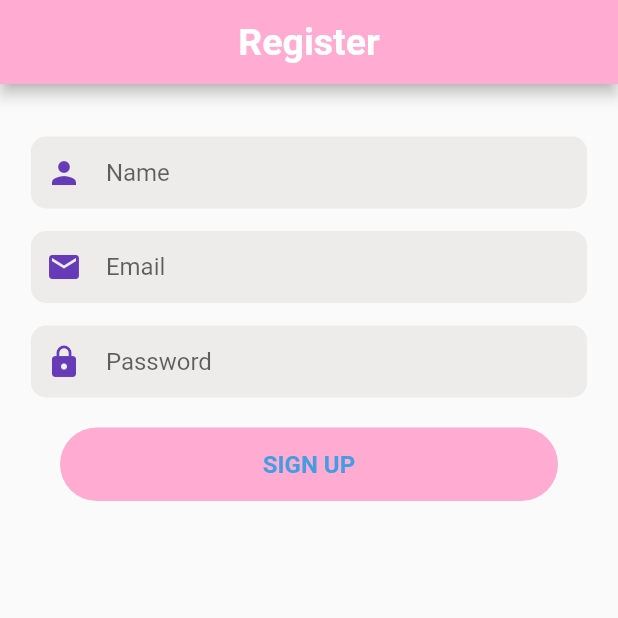
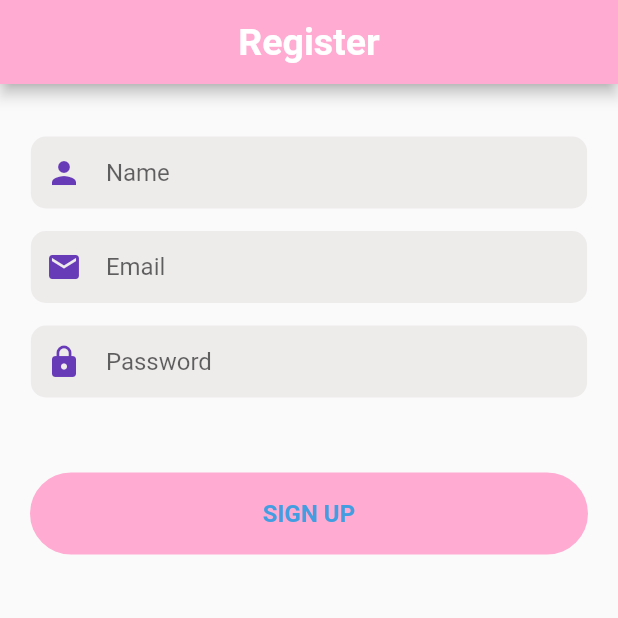
Before and after one commit to nnaaaa/DisneyChatApp, a Flutter app: the screen it shows after launch, on a phone screen of 412 x 824 dp, the top half of it. Run offline on Flutter 3.47's test engine with Material 2 defaults, Android fonts, the phone set to English and light mode, and no system bars; Roboto replaces fonts that are missing (Poppins).

Commit message:
demo resize scale

```diff
--- a/lib/main.dart
+++ b/lib/main.dart
@@ -1,6 +1,5 @@
 import 'package:flutter/material.dart';
-import './styles/color.dart' show CustomColor;
-// import './test.dart';
+import 'package:disneymobile/styles/color.dart';
 import './screens/authenticate/register/register.dart' show Register;
 
 void main() {
--- a/lib/screens/authenticate/register/register.dart
+++ b/lib/screens/authenticate/register/register.dart
@@ -13,6 +13,7 @@ class Register extends StatefulWidget {
 class _RegisterState extends State<Register> {
   @override
   Widget build(BuildContext context) {
+
     return Scaffold(
       resizeToAvoidBottomInset: false,
       appBar: AppBar(
--- a/lib/screens/authenticate/widgets/button.dart
+++ b/lib/screens/authenticate/widgets/button.dart
@@ -16,14 +16,17 @@ class CustomButton extends StatelessWidget {
 
   @override
   Widget build(BuildContext context) {
+    final double resizeScreensWidth = MediaQuery.of(context).size.width / 375;
+    final double resizeScreensHeight = MediaQuery.of(context).size.height / 768;
     return GestureDetector(
       onTap: () => onPress(),
       child: Container(
-        margin: const EdgeInsets.all(20),
+        margin: const EdgeInsets.only(top: 50),
         decoration: BoxDecoration(
             color: mainColor, borderRadius: BorderRadius.circular(50)),
-        width: MediaQuery.of(context).size.width * 0.9,
-        padding: const EdgeInsets.all(15),
+        width: resizeScreensWidth * 343,
+        height: resizeScreensHeight * 51,
+        padding: const EdgeInsets.all(16),
         child: Center(
           child: Text(
             text.toUpperCase(),
```
Also changed, not shown: lib/screens/authenticate/widgets/input.dart (line endings or trailing spaces), lib/styles/reponsive.dart (added).
